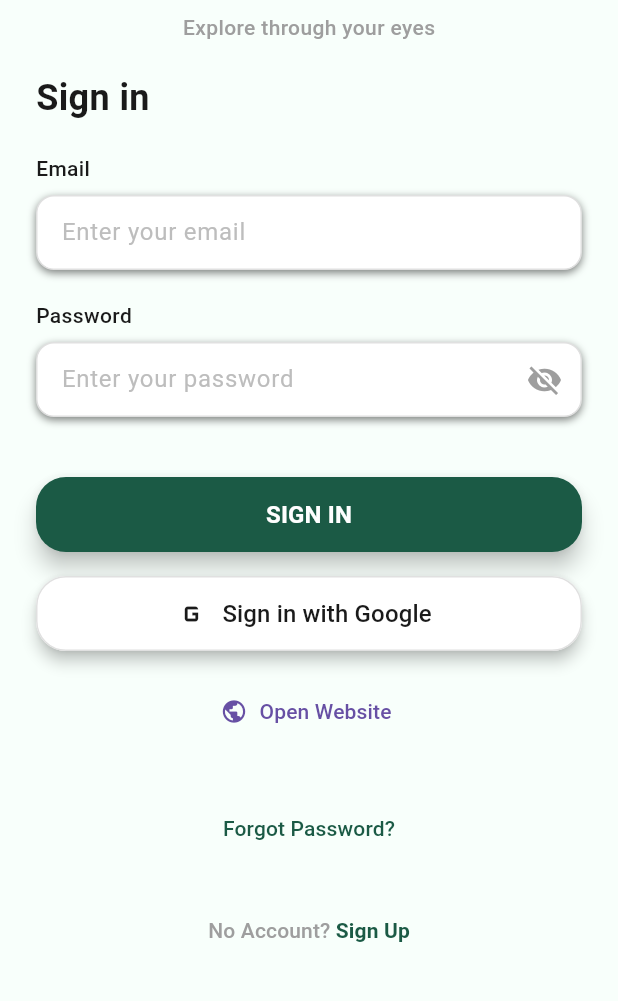
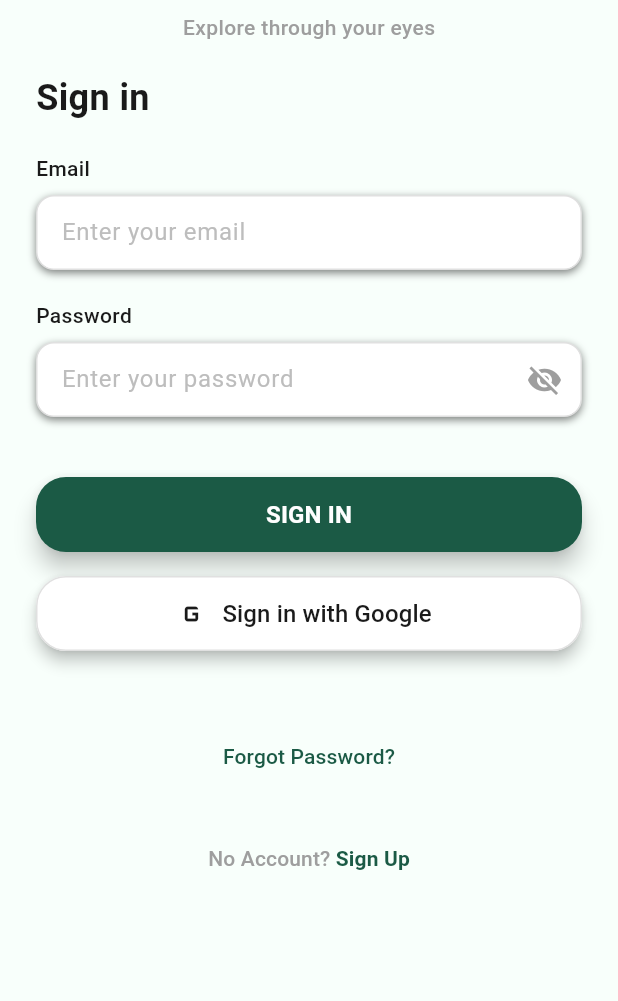
Before and after one commit to Lienier/VisitaRian_mobile_Native, a Flutter app: the screen it shows after launch, on a phone screen of 412 x 824 dp, the part 144-1145 px from its top. Run offline on Flutter 3.47's test engine with Material 3 defaults, Android fonts, the phone set to English and light mode, and no system bars; our stand-ins replace cached_network_image, cloud_firestore, firebase_auth, firebase_core, firebase_storage, flutter_dotenv and 7 more; missing offline and left inert: firebase_app_check, panorama_viewer; accounts and stored records are empty; statements that could not run were skipped.

Commit message:
Rename Android package and remove website button
Update Android application id/namespace to app.visitarian.mobile across build files and Firebase config, move MainActivity to the matching Kotlin package (app.visitarian.mobile) and update its package declaration, and remove the 'Open Website' button from the auth screen UI. These changes align project package names with the new application id and remove a redundant website action in the auth screen.

```diff
--- a/visitarian_flutter/lib/screens/auth_screen.dart
+++ b/visitarian_flutter/lib/screens/auth_screen.dart
@@ -355,20 +355,6 @@ class _AuthScreenState extends State<AuthScreen> {
                           label: const Text('Download Android APK'),
                         ),
                       ),
-                    if (config != null && config.websiteUrl.isNotEmpty)
-                      SizedBox(
-                        width: double.infinity,
-                        height: 48,
-                        child: TextButton.icon(
-                          onPressed: _openingDistributionLink
-                              ? null
-                              : () => _openDistributionLink(
-                                  _distribution.openWebsite,
-                                ),
-                          icon: const Icon(Icons.public),
-                          label: const Text('Open Website'),
-                        ),
-                      ),
                   ];
 
                   if (buttons.isEmpty) {
```
Also changed, not shown: 4 other files.
